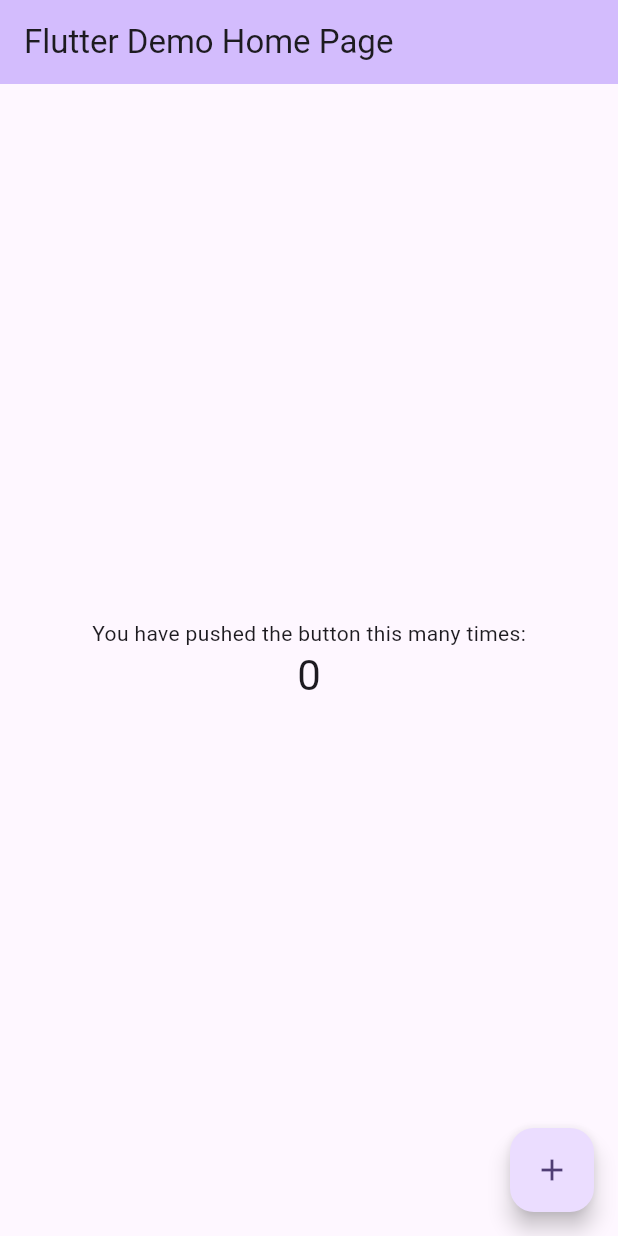
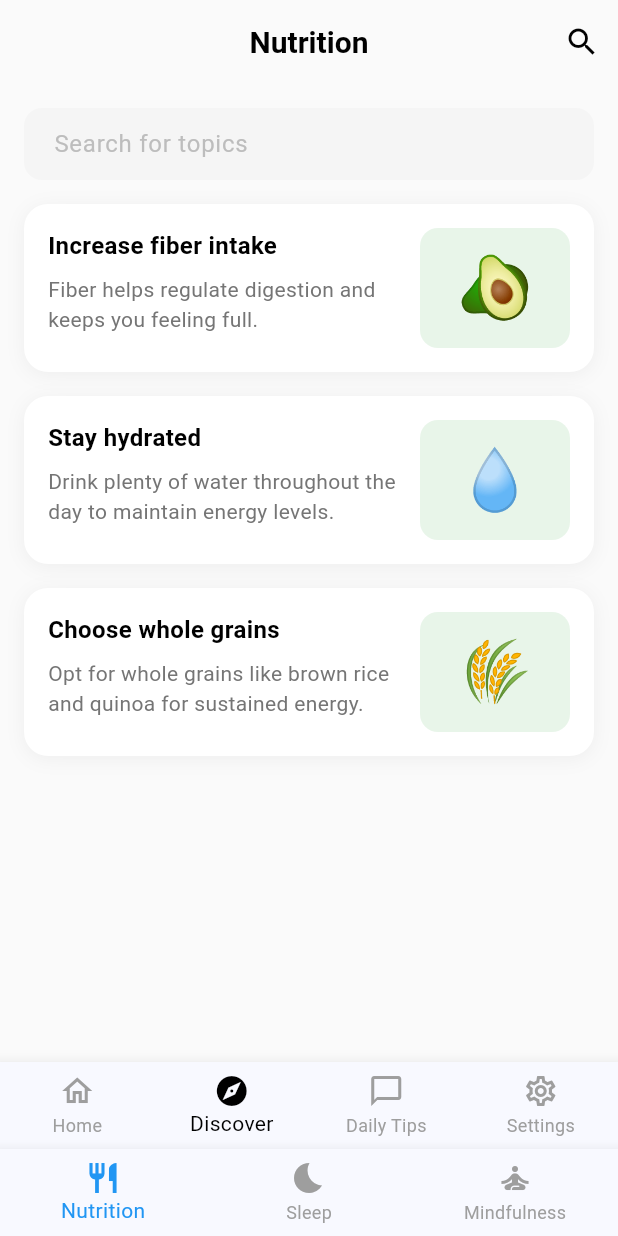
Before and after one commit to tibyishaka/Mobile-health-tip-app, a Flutter app: the screen it shows after launch, on a phone screen of 412 x 824 dp. Run offline on Flutter 3.47's test engine with Material 3 defaults, Android fonts, the phone set to English and light mode, and no system bars.

Commit message:
Add category screens: Nutrition, Sleep, and Mindfulness

```diff
--- a/health_tip_app/lib/main.dart
+++ b/health_tip_app/lib/main.dart
@@ -1,4 +1,7 @@
 import 'package:flutter/material.dart';
+import 'screens/nutrition_screen.dart';
+import 'screens/sleep_screen.dart';
+import 'screens/mindfulness_screen.dart';
 
 void main() {
   runApp(const MyApp());
@@ -7,115 +10,64 @@ void main() {
 class MyApp extends StatelessWidget {
   const MyApp({super.key});
 
-  // This widget is the root of your application.
   @override
   Widget build(BuildContext context) {
     return MaterialApp(
-      title: 'Flutter Demo',
+      title: 'Health Tip App',
+      debugShowCheckedModeBanner: false,
       theme: ThemeData(
-        // This is the theme of your application.
-        //
-        // TRY THIS: Try running your application with "flutter run". You'll see
-        // the application has a purple toolbar. Then, without quitting the app,
-        // try changing the seedColor in the colorScheme below to Colors.green
-        // and then invoke "hot reload" (save your changes or press the "hot
-        // reload" button in a Flutter-supported IDE, or press "r" if you used
-        // the command line to start the app).
-        //
-        // Notice that the counter didn't reset back to zero; the application
-        // state is not lost during the reload. To reset the state, use hot
-        // restart instead.
-        //
-        // This works for code too, not just values: Most code changes can be
-        // tested with just a hot reload.
-        colorScheme: .fromSeed(seedColor: Colors.deepPurple),
+        colorScheme: ColorScheme.fromSeed(seedColor: Colors.blue),
+        useMaterial3: true,
       ),
-      home: const MyHomePage(title: 'Flutter Demo Home Page'),
+      home: const CategoryNavigator(),
     );
   }
 }
 
-class MyHomePage extends StatefulWidget {
-  const MyHomePage({super.key, required this.title});
-
-  // This widget is the home page of your application. It is stateful, meaning
-  // that it has a State object (defined below) that contains fields that affect
-  // how it looks.
-
-  // This class is the configuration for the state. It holds the values (in this
-  // case the title) provided by the parent (in this case the App widget) and
-  // used by the build method of the State. Fields in a Widget subclass are
-  // always marked "final".
-
-  final String title;
+class CategoryNavigator extends StatefulWidget {
+  const CategoryNavigator({super.key});
 
   @override
-  State<MyHomePage> createState() => _MyHomePageState();
+  State<CategoryNavigator> createState() => _CategoryNavigatorState();
 }
 
-class _MyHomePageState extends State<MyHomePage> {
-  int _counter = 0;
+class _CategoryNavigatorState extends State<CategoryNavigator> {
+  int _currentIndex = 0;
 
-  void _incrementCounter() {
-    setState(() {
-      // This call to setState tells the Flutter framework that something has
-      // changed in this State, which causes it to rerun the build method below
-      // so that the display can reflect the updated values. If we changed
-      // _counter without calling setState(), then the build method would not be
-      // called again, and so nothing would appear to happen.
-      _counter++;
-    });
-  }
+  final List<Widget> _screens = [
+    const NutritionScreen(),
+    const SleepScreen(),
+    const MindfulnessScreen(),
+  ];
 
   @override
   Widget build(BuildContext context) {
-    // This method is rerun every time setState is called, for instance as done
-    // by the _incrementCounter method above.
-    //
-    // The Flutter framework has been optimized to make rerunning build methods
-    // fast, so that you can just rebuild anything that needs updating rather
-    // than having to individually change instances of widgets.
     return Scaffold(
-      appBar: AppBar(
-        // TRY THIS: Try changing the color here to a specific color (to
-        // Colors.amber, perhaps?) and trigger a hot reload to see the AppBar
-        // change color while the other colors stay the same.
-        backgroundColor: Theme.of(context).colorScheme.inversePrimary,
-        // Here we take the value from the MyHomePage object that was created by
-        // the App.build method, and use it to set our appbar title.
-        title: Text(widget.title),
-      ),
-      body: Center(
-        // Center is a layout widget. It takes a single child and positions it
-        // in the middle of the parent.
-        child: Column(
-          // Column is also a layout widget. It takes a list of children and
-          // arranges them vertically. By default, it sizes itself to fit its
-          // children horizontally, and tries to be as tall as its parent.
-          //
-          // Column has various properties to control how it sizes itself and
-          // how it positions its children. Here we use mainAxisAlignment to
-          // center the children vertically; the main axis here is the vertical
-          // axis because Columns are vertical (the cross axis would be
-          // horizontal).
-          //
-          // TRY THIS: Invoke "debug painting" (choose the "Toggle Debug Paint"
-          // action in the IDE, or press "p" in the console), to see the
-          // wireframe for each widget.
-          mainAxisAlignment: .center,
-          children: [
-            const Text('You have pushed the button this many times:'),
-            Text(
-              '$_counter',
-              style: Theme.of(context).textTheme.headlineMedium,
-            ),
-          ],
-        ),
-      ),
-      floatingActionButton: FloatingActionButton(
-        onPressed: _incrementCounter,
-        tooltip: 'Increment',
-        child: const Icon(Icons.add),
+      body: _screens[_currentIndex],
+      bottomNavigationBar: BottomNavigationBar(
+        currentIndex: _currentIndex,
+        onTap: (index) {
+          setState(() {
+            _currentIndex = index;
+          });
+        },
+        type: BottomNavigationBarType.fixed,
+        selectedItemColor: Colors.blue,
+        unselectedItemColor: Colors.grey,
+        items: const [
+          BottomNavigationBarItem(
+            icon: Icon(Icons.restaurant),
+            label: 'Nutrition',
+          ),
+          BottomNavigationBarItem(
+            icon: Icon(Icons.bedtime),
+            label: 'Sleep',
+          ),
+          BottomNavigationBarItem(
+            icon: Icon(Icons.self_improvement),
+            label: 'Mindfulness',
+          ),
+        ],
       ),
     );
   }
--- /dev/null
+++ b/health_tip_app/lib/models/health_tip.dart
@@ -0,0 +1,13 @@
+class HealthTip {
+  final String title;
+  final String description;
+  final String iconPath;
+  final String category;
+
+  HealthTip({
+    required this.title,
+    required this.description,
+    required this.iconPath,
+    required this.category,
+  });
+}
--- /dev/null
+++ b/health_tip_app/lib/screens/nutrition_screen.dart
@@ -0,0 +1,115 @@
+import 'package:flutter/material.dart';
+import '../models/health_tip.dart';
+import '../widgets/tip_card.dart';
+
+class NutritionScreen extends StatelessWidget {
+  const NutritionScreen({super.key});
+
+  @override
+  Widget build(BuildContext context) {
+    final nutritionTips = [
+      HealthTip(
+        title: 'Increase fiber intake',
+        description: 'Fiber helps regulate digestion and keeps you feeling full.',
+        iconPath: '🥑',
+        category: 'nutrition',
+      ),
+      HealthTip(
+        title: 'Stay hydrated',
+        description: 'Drink plenty of water throughout the day to maintain energy levels.',
+        iconPath: '💧',
+        category: 'nutrition',
+      ),
+      HealthTip(
+        title: 'Choose whole grains',
+        description: 'Opt for whole grains like brown rice and quinoa for sustained energy.',
+        iconPath: '🌾',
+        category: 'nutrition',
+      ),
+    ];
+
+    return Scaffold(
+      backgroundColor: Colors.grey[50],
+      appBar: AppBar(
+        backgroundColor: Colors.transparent,
+        elevation: 0,
+        title: const Text(
+          'Nutrition',
+          style: TextStyle(
+            color: Colors.black,
+            fontSize: 20,
+            fontWeight: FontWeight.bold,
+          ),
+        ),
+        centerTitle: true,
+        actions: [
+          IconButton(
+            icon: const Icon(Icons.search, color: Colors.black),
+            onPressed: () {},
+          ),
+        ],
+      ),
+      body: Column(
+        children: [
+          Padding(
+            padding: const EdgeInsets.all(16.0),
+            child: TextField(
+              decoration: InputDecoration(
+                hintText: 'Search for topics',
+                hintStyle: TextStyle(color: Colors.grey[400]),
+                filled: true,
+                fillColor: Colors.grey[100],
+                border: OutlineInputBorder(
+                  borderRadius: BorderRadius.circular(12),
+                  borderSide: BorderSide.none,
+                ),
+                contentPadding: const EdgeInsets.symmetric(
+                  horizontal: 16,
+                  vertical: 12,
+                ),
+              ),
+            ),
+          ),
+          Expanded(
+            child: ListView.builder(
+              padding: const EdgeInsets.symmetric(horizontal: 16),
+              itemCount: nutritionTips.length,
+              itemBuilder: (context, index) {
+                return TipCard(tip: nutritionTips[index]);
+              },
+            ),
+          ),
+        ],
+      ),
+      bottomNavigationBar: _buildBottomNavBar(context, 1),
+    );
+  }
+
+  Widget _buildBottomNavBar(BuildContext context, int currentIndex) {
+    return BottomNavigationBar(
+      currentIndex: currentIndex,
+      type: BottomNavigationBarType.fixed,
+      selectedItemColor: Colors.black,
+      unselectedItemColor: Colors.grey,
+      showUnselectedLabels: true,
+      items: const [
+        BottomNavigationBarItem(
+          icon: Icon(Icons.home_outlined),
+          label: 'Home',
+        ),
+        BottomNavigationBarItem(
+          icon: Icon(Icons.explore),
+          label: 'Discover',
+        ),
+        BottomNavigationBarItem(
+          icon: Icon(Icons.chat_bubble_outline),
+          label: 'Daily Tips',
+        ),
+        BottomNavigationBarItem(
+          icon: Icon(Icons.settings_outlined),
+          label: 'Settings',
+        ),
+      ],
+    );
+  }
+}
--- /dev/null
+++ b/health_tip_app/lib/widgets/tip_card.dart
@@ -0,0 +1,84 @@
+import 'package:flutter/material.dart';
+import '../models/health_tip.dart';
+
+class TipCard extends StatelessWidget {
+  final HealthTip tip;
+
+  const TipCard({super.key, required this.tip});
+
+  Color _getCardColor(String category) {
+    switch (category) {
+      case 'nutrition':
+        return const Color(0xFFE8F5E9);
+      case 'sleep':
+        return const Color(0xFFFFF3E0);
+      case 'mindfulness':
+        return const Color(0xFFE1F5FE);
+      default:
+        return Colors.grey[100]!;
+    }
+  }
+
+  @override
+  Widget build(BuildContext context) {
+    return Container(
+      margin: const EdgeInsets.only(bottom: 16),
+      padding: const EdgeInsets.all(16),
+      decoration: BoxDecoration(
+        color: Colors.white,
+        borderRadius: BorderRadius.circular(16),
+        boxShadow: [
+          BoxShadow(
+            color: Colors.black.withValues(alpha: 0.05),
+            blurRadius: 10,
+            offset: const Offset(0, 2),
+          ),
+        ],
+      ),
+      child: Row(
+        crossAxisAlignment: CrossAxisAlignment.start,
+        children: [
+          Expanded(
+            child: Column(
+              crossAxisAlignment: CrossAxisAlignment.start,
+              children: [
+                Text(
+                  tip.title,
+                  style: const TextStyle(
+                    fontSize: 16,
+                    fontWeight: FontWeight.bold,
+                    color: Colors.black,
+                  ),
+                ),
+                const SizedBox(height: 8),
+                Text(
+                  tip.description,
+                  style: TextStyle(
+                    fontSize: 14,
+                    color: Colors.grey[600],
+                    height: 1.4,
+                  ),
+                ),
+              ],
+            ),
+          ),
+          const SizedBox(width: 16),
+          Container(
+            width: 100,
+            height: 80,
+            decoration: BoxDecoration(
+              color: _getCardColor(tip.category),
+              borderRadius: BorderRadius.circular(12),
+            ),
+            child: Center(
+              child: Text(
+                tip.iconPath,
+                style: const TextStyle(fontSize: 40),
+              ),
+            ),
+          ),
+        ],
+      ),
+    );
+  }
+}
```
Also changed, not shown: health_tip_app/lib/screens/mindfulness_screen.dart (added, +115 -0 lines), health_tip_app/lib/screens/sleep_screen.dart (added, +115 -0 lines), DailtTips Screen.png (added), Discover Screen.png (added), Getting started Screen.png (added), Home Screen.png (added), Nutrition Screen.png (added), Settings Screen.png (added), Sign Up Screen.png (added), SleepCategory Screen.png (added), User Login Screen.png (added).
